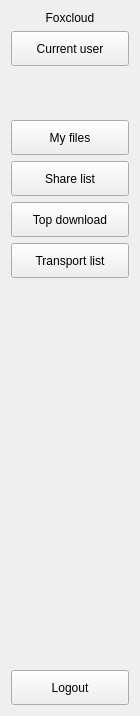
This is client/buttongroup.ui in nekosilverfox/foxcloud as Qt 5 draws it before an edit. The edited form follows.
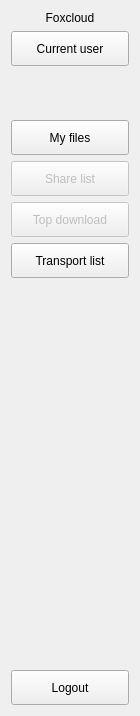
This is the edited form. Icons and pictures are not drawn.

What changed in the file:
```diff
--- a/client/buttongroup.ui
+++ b/client/buttongroup.ui
@@ -163,6 +163,9 @@
       </item>
       <item row="1" column="0">
        <widget class="QToolButton" name="btnShareList">
+        <property name="enabled">
+         <bool>false</bool>
+        </property>
         <property name="sizePolicy">
          <sizepolicy hsizetype="Preferred" vsizetype="Preferred">
           <horstretch>0</horstretch>
@@ -218,6 +221,9 @@
       </item>
       <item row="2" column="0">
        <widget class="QToolButton" name="btnTopDownload">
+        <property name="enabled">
+         <bool>false</bool>
+        </property>
         <property name="sizePolicy">
          <sizepolicy hsizetype="Preferred" vsizetype="Preferred">
           <horstretch>0</horstretch>
```
